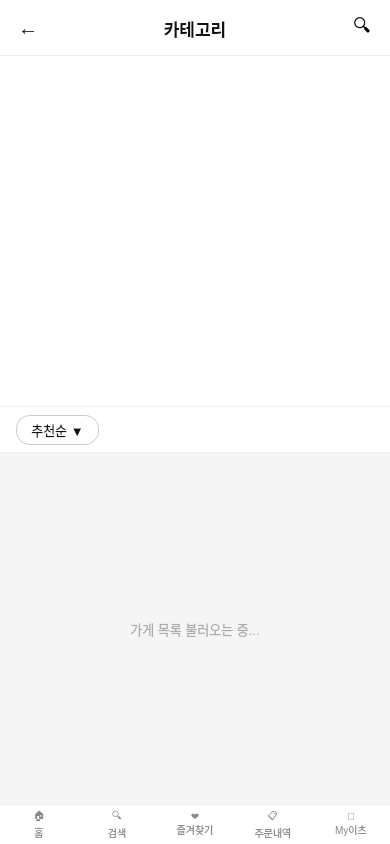
Old version of the form clients/customer_qt/client/menucategori.ui in the repository taehyunny/its_bedalyo.
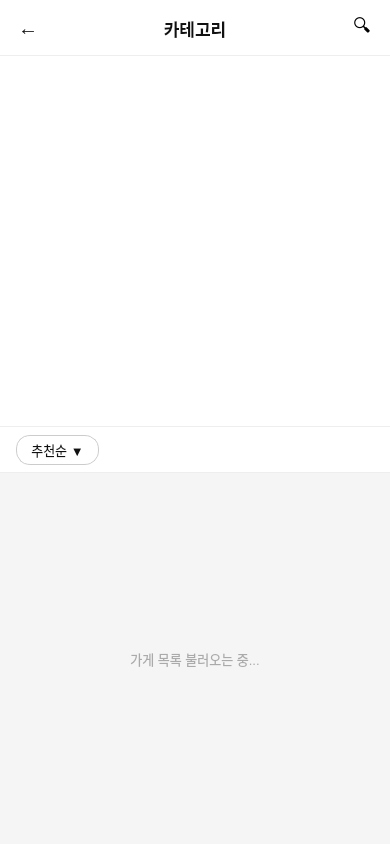
New version of the form.

Patch:
```diff
--- a/clients/customer_qt/client/menucategori.ui
+++ b/clients/customer_qt/client/menucategori.ui
@@ -216,84 +216,6 @@
     </widget>
    </item>
 
-   <!-- ── [5] 하단 내비바 ── -->
-   <item>
-    <widget class="QWidget" name="bottomNavWidget">
-     <property name="minimumHeight"><number>56</number></property>
-     <property name="maximumHeight"><number>56</number></property>
-     <property name="styleSheet">
-      <string notr="true">
-       QWidget#bottomNavWidget {
-         background-color: #FFFFFF;
-         border-top: 1px solid #EEEEEE;
-       }
-      </string>
-     </property>
-     <layout class="QHBoxLayout" name="bottomNavLayout">
-      <property name="spacing"><number>0</number></property>
-      <property name="leftMargin"><number>0</number></property>
-      <property name="topMargin"><number>0</number></property>
-      <property name="rightMargin"><number>0</number></property>
-      <property name="bottomMargin"><number>0</number></property>
-      <item>
-       <widget class="QPushButton" name="navHomeBtn">
-        <property name="text"><string>🏠&#10;홈</string></property>
-        <property name="styleSheet">
-         <string notr="true">
-          QPushButton { border:none; background:transparent; font-size:10px; color:#888888; padding:4px 0; }
-          QPushButton:hover { color:#1565c0; }
-         </string>
-        </property>
-       </widget>
-      </item>
-      <item>
-       <widget class="QPushButton" name="navSearchBtn">
-        <property name="text"><string>🔍&#10;검색</string></property>
-        <property name="styleSheet">
-         <string notr="true">
-          QPushButton { border:none; background:transparent; font-size:10px; color:#888888; padding:4px 0; }
-          QPushButton:hover { color:#1565c0; }
-         </string>
-        </property>
-       </widget>
-      </item>
-      <item>
-       <widget class="QPushButton" name="navFavoriteBtn">
-        <property name="text"><string>❤️&#10;즐겨찾기</string></property>
-        <property name="styleSheet">
-         <string notr="true">
-          QPushButton { border:none; background:transparent; font-size:10px; color:#888888; padding:4px 0; }
-          QPushButton:hover { color:#1565c0; }
-         </string>
-        </property>
-       </widget>
-      </item>
-      <item>
-       <widget class="QPushButton" name="navOrderBtn">
-        <property name="text"><string>📋&#10;주문내역</string></property>
-        <property name="styleSheet">
-         <string notr="true">
-          QPushButton { border:none; background:transparent; font-size:10px; color:#888888; padding:4px 0; }
-          QPushButton:hover { color:#1565c0; }
-         </string>
-        </property>
-       </widget>
-      </item>
-      <item>
-       <widget class="QPushButton" name="navMyBtn">
-        <property name="text"><string>👤&#10;My이츠</string></property>
-        <property name="styleSheet">
-         <string notr="true">
-          QPushButton { border:none; background:transparent; font-size:10px; color:#888888; padding:4px 0; }
-          QPushButton:hover { color:#1565c0; }
-         </string>
-        </property>
-       </widget>
-      </item>
-     </layout>
-    </widget>
-   </item>
-
   </layout>
  </widget>
  <resources/>
```
